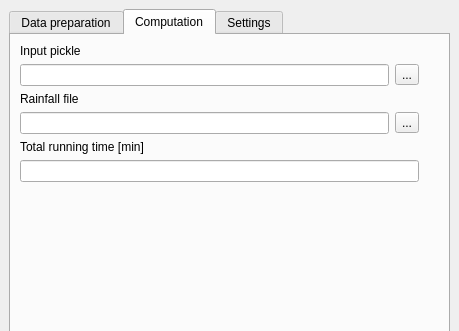
storm-fsv-cvut/smoderp2d, file bin/qgis/smoderp/smoderp_2D_dockwidget_base.ui: the form before one commit; both pictures show x 0 to 459 and y 0 to 331 of the 459 by 558 pixel window.
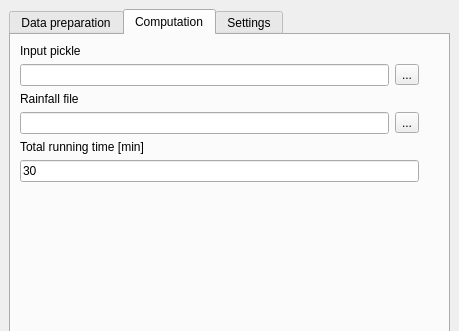
The form after the commit. The open tabs and pages were chosen to show the change.

Commit message: File dialog for vector/raster, importing layers to qgis on toolbutton clicked.

```diff
--- a/bin/qgis/smoderp/smoderp_2D_dockwidget_base.ui
+++ b/bin/qgis/smoderp/smoderp_2D_dockwidget_base.ui
@@ -270,7 +270,11 @@
          </widget>
         </item>
         <item row="5" column="0">
-         <widget class="QLineEdit" name="end_time_lineEdit"/>
+         <widget class="QLineEdit" name="end_time_lineEdit">
+          <property name="text">
+           <string>30</string>
+          </property>
+         </widget>
         </item>
         <item row="6" column="1">
          <spacer name="verticalSpacer">
```
Left out of the diff: 34 changed lines with no effect on the pictures. The commit also changes 1 other file.
